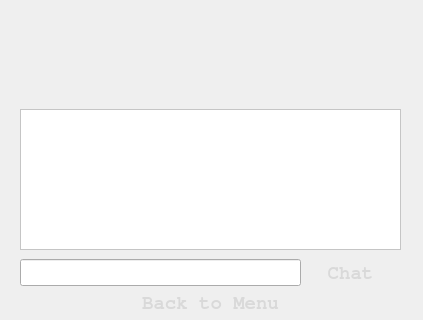
The window that Asteroids+Aliens/clientwindow.ui (captaintino/project-destiny) describes before a commit, drawn with Qt 5; both pictures show x 0 to 423 and y 161 to 481 of the 423 by 481 pixel window.
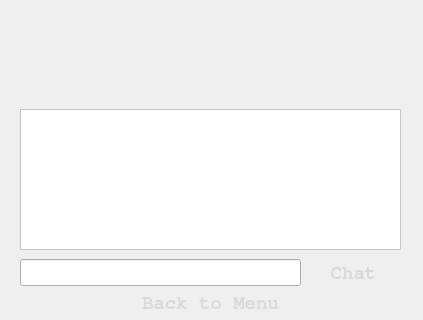
The same window after the commit. Icons and pictures are not drawn.

Commit message: Added admin abilities to the server. Players can now be kicked from the server by using the server window to enter commands. Any message entered on the server not beginning with '/' is considered a chat message and is sent to all clients. Current commands supported: /users, /kick <playername>. Also added system for keeping track of multiple rounds, though influencing the client is still in development.

```diff
--- a/Asteroids+Aliens/clientwindow.ui
+++ b/Asteroids+Aliens/clientwindow.ui
@@ -190,10 +190,10 @@
    <widget class="QPushButton" name="SendMessage">
     <property name="geometry">
      <rect>
-      <x>300</x>
-      <y>421</y>
-      <width>101</width>
-      <height>25</height>
+      <x>308</x>
+      <y>418</y>
+      <width>91</width>
+      <height>31</height>
      </rect>
     </property>
     <property name="font">
@@ -205,8 +205,7 @@
      </font>
     </property>
     <property name="styleSheet">
-     <string notr="true">background-image: url(:/images/transparent.png);
-color:rgb(217, 217, 217)</string>
+     <string notr="true">color:rgb(216, 216, 216)</string>
     </property>
     <property name="text">
      <string>Chat</string>
```
The commit also changes 4 other files.
